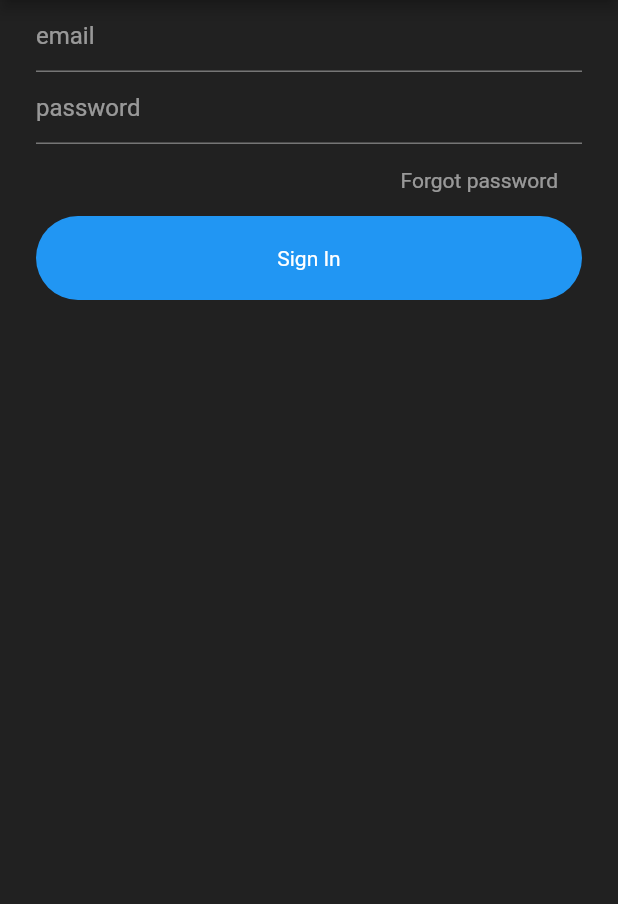
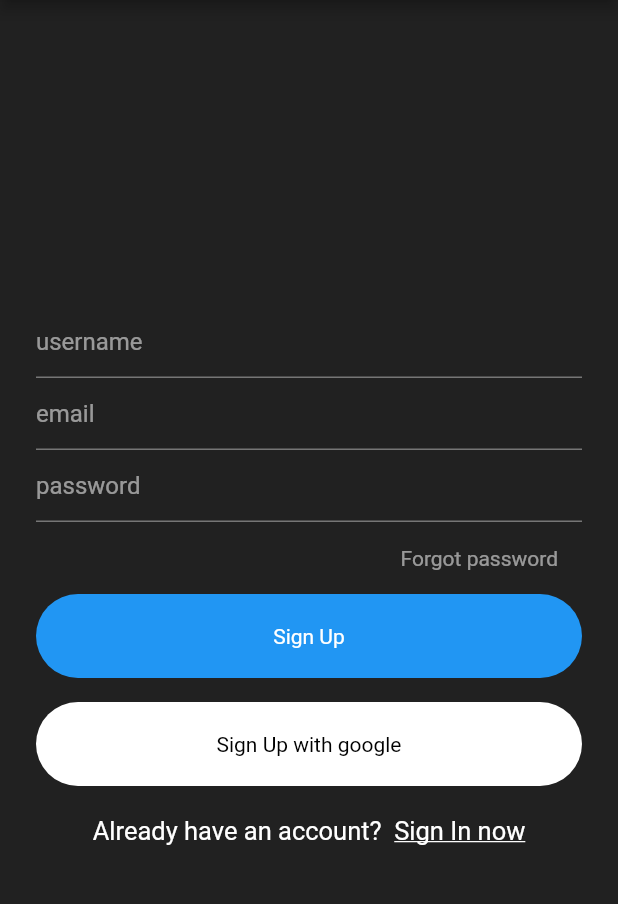
Before and after one commit to JakubKarc/Infline, a Flutter app: the screen it shows after launch, on a phone screen of 412 x 824 dp, the part 84-988 px from its top. Run offline on Flutter 3.47's test engine with Material 2 defaults, Android fonts, the phone set to English and light mode, and no system bars.

Commit message:
Sign In and Sign Up UI finnished

```diff
--- a/lib/main.dart
+++ b/lib/main.dart
@@ -1,5 +1,5 @@
 import 'package:flutter/material.dart';
-import 'package:infline/pages/signIn.dart';
+import 'package:infline/pages/signUp.dart';
 
 void main() {
   runApp(MyApp());
@@ -21,7 +21,7 @@ class _MyAppState extends State<MyApp> {
       theme: ThemeData(
         scaffoldBackgroundColor: Colors.grey[900],
       ),
-      home: SignIn(),
+      home: SignUp(),
     );
   }
 }
--- a/lib/pages/signIn.dart
+++ b/lib/pages/signIn.dart
@@ -19,8 +19,11 @@ class _SignInState extends State<SignIn> {
         ),
       ),
       body: Container(
+        alignment: Alignment.center,
+        child: Container(
           padding: EdgeInsets.symmetric(horizontal: 24),
           child: Column(
+            mainAxisSize: MainAxisSize.min,
             children: [
               TextField(
                 style: TextStyle(
@@ -46,7 +49,7 @@ class _SignInState extends State<SignIn> {
                 ),
               ),
               SizedBox(height: 8,),
-            Container(
+              Container( // Sign in
                 decoration: BoxDecoration(
                   borderRadius: BorderRadius.circular(30),
                   color: Colors.blue,
@@ -61,7 +64,45 @@ class _SignInState extends State<SignIn> {
                   ),
                 ),
               ),
+              SizedBox(height: 16,),
+              Container( // Sign in
+                decoration: BoxDecoration(
+                  borderRadius: BorderRadius.circular(30),
+                  color: Colors.white,
+                ),
+                alignment: Alignment.center,
+                width: double.infinity,
+                padding: EdgeInsets.symmetric(vertical: 20, horizontal: 24),
+                child: Text(
+                  "Sign in with google",
+                  style: TextStyle(
+                    color: Colors.black,
+                  ),
+                ),
+              ),
+              SizedBox(height: 20,),
+              Row(
+                mainAxisAlignment: MainAxisAlignment.center,
+                children: [
+                  Text(
+                    "Don't have an account?  ",
+                    style: TextStyle(
+                      color: Colors.white,
+                      fontSize: 17,
+                    ),
+                  ),
+                  Text(
+                    "Register now",
+                    style: TextStyle(
+                      color: Colors.white,
+                      fontSize: 17,
+                      decoration: TextDecoration.underline,
+                    ),
+                  ),
                 ],
+              ),
+            ],
+          ),
         ),
       ),
     );
--- a/lib/pages/signUp.dart
+++ b/lib/pages/signUp.dart
@@ -0,0 +1,116 @@
+import 'package:flutter/material.dart';
+import 'package:infline/components/widgets.dart';
+
+class SignUp extends StatefulWidget {
+  const SignUp({Key? key}) : super(key: key);
+
+  @override
+  State<SignUp> createState() => _SignUpState();
+}
+
+class _SignUpState extends State<SignUp> {
+  @override
+  Widget build(BuildContext context) {
+    return Scaffold(
+      appBar: AppBar(
+        centerTitle: true,
+        title: Text(
+            "Infline"
+        ),
+      ),
+      body: Container(
+        alignment: Alignment.center,
+        child: Container(
+          padding: EdgeInsets.symmetric(horizontal: 24),
+          child: Column(
+            mainAxisSize: MainAxisSize.min,
+            children: [
+              TextField(
+                style: TextStyle(
+                  color: Colors.white,
+                ),
+                decoration: textFieldInputDecoration("username"),
+              ),
+              TextField(
+                style: TextStyle(
+                  color: Colors.white,
+                ),
+                decoration: textFieldInputDecoration("email"),
+              ),
+              TextField(
+                  style: TextStyle(
+                    color: Colors.white,
+                  ),
+                  decoration: textFieldInputDecoration("password")
+              ),
+              SizedBox(height: 8),
+              Container(
+                alignment: Alignment.centerRight,
+                child: Container(
+                  padding: EdgeInsets.symmetric(horizontal: 16, vertical: 8),
+                  child: Text("Forgot password", style: TextStyle(
+                    color: Colors.white54,
+                  ),
+                  ),
+                ),
+              ),
+              SizedBox(height: 8,),
+              Container( // Sign in
+                decoration: BoxDecoration(
+                  borderRadius: BorderRadius.circular(30),
+                  color: Colors.blue,
+                ),
+                alignment: Alignment.center,
+                width: double.infinity,
+                padding: EdgeInsets.symmetric(vertical: 20, horizontal: 24),
+                child: Text(
+                  "Sign Up",
+                  style: TextStyle(
+                    color: Colors.white,
+                  ),
+                ),
+              ),
+              SizedBox(height: 16,),
+              Container( // Sign in
+                decoration: BoxDecoration(
+                  borderRadius: BorderRadius.circular(30),
+                  color: Colors.white,
+                ),
+                alignment: Alignment.center,
+                width: double.infinity,
+                padding: EdgeInsets.symmetric(vertical: 20, horizontal: 24),
+                child: Text(
+                  "Sign Up with google",
+                  style: TextStyle(
+                    color: Colors.black,
+                  ),
+                ),
+              ),
+              SizedBox(height: 20,),
+              Row(
+                mainAxisAlignment: MainAxisAlignment.center,
+                children: [
+                  Text(
+                    "Already have an account?  ",
+                    style: TextStyle(
+                      color: Colors.white,
+                      fontSize: 17,
+                    ),
+                  ),
+                  Text(
+                    "Sign In now",
+                    style: TextStyle(
+                      color: Colors.white,
+                      fontSize: 17,
+                      decoration: TextDecoration.underline,
+                    ),
+                  ),
+                ],
+              ),
+            ],
+          ),
+        ),
+      ),
+    );
+  }
+}
```
Lines whose indentation alone changed are shown as unchanged.
